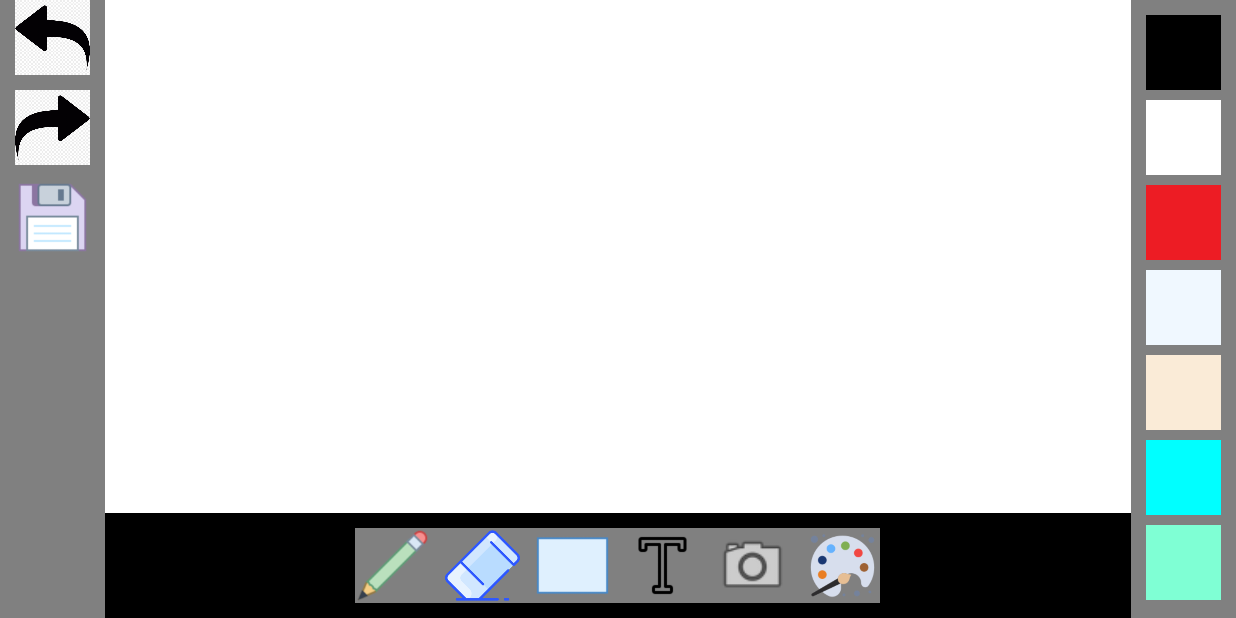
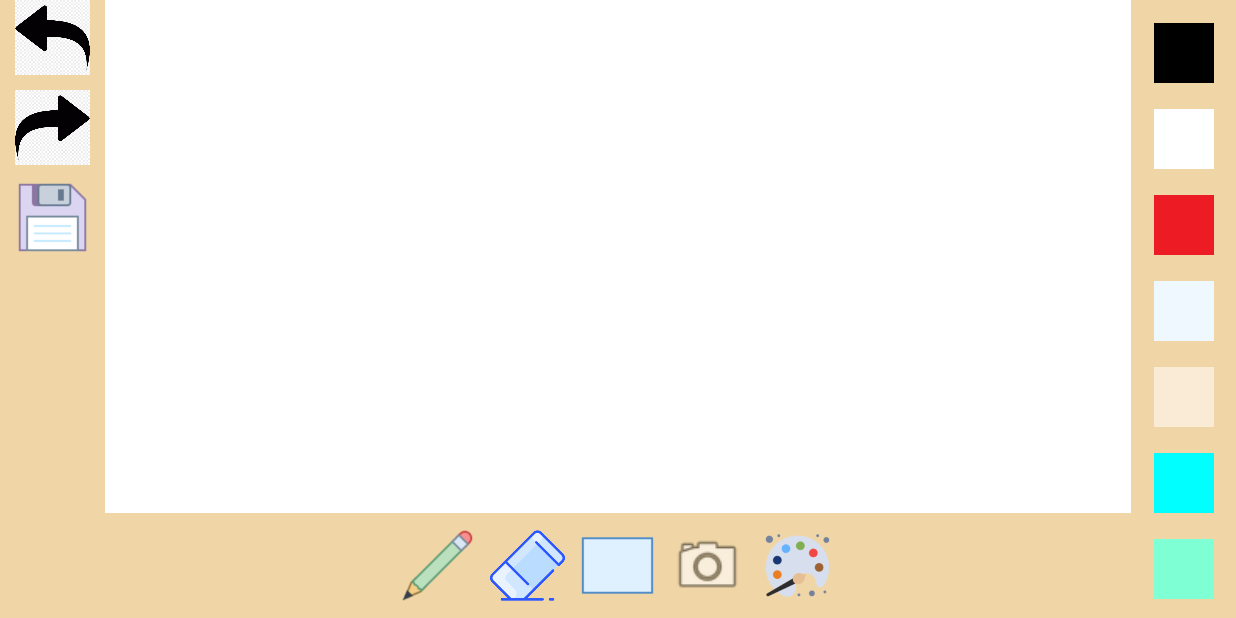
Before and after one commit to DevCoop-code/Android_DrawingBoard, an Android app: the screen it shows after launch (PaintActivity), on a phone screen of 824 x 412 dp (held sideways). Run offline under Robolectric (Android 15) with nearby library versions, the phone set to English and light mode, and no system bars.

Commit message:
refactor: Change the Whole UI Color and Size

```diff
--- a/app/src/main/res/layout/painting_main.xml
+++ b/app/src/main/res/layout/painting_main.xml
@@ -2,7 +2,7 @@
 <androidx.constraintlayout.widget.ConstraintLayout xmlns:android="http://schemas.android.com/apk/res/android"
     android:layout_width="match_parent"
     android:layout_height="match_parent"
-    android:background="@color/black">
+    android:background="@color/pallette">
 
     <LinearLayout
         android:layout_width="match_parent"
@@ -14,7 +14,7 @@
             android:layout_width="70dp"
             android:layout_height="match_parent"
             android:orientation="vertical"
-            android:background="@color/gray">
+            android:background="@color/pallette">
             <ImageButton
                 android:id="@+id/undo_btn"
                 android:layout_width="50dp"
@@ -65,7 +65,7 @@
                 android:layout_gravity="center"
                 android:orientation="horizontal"
                 android:layout_margin="10dp"
-                android:background="@color/gray">
+                android:background="@color/pallette">
                 <ImageButton
                     android:id="@+id/pencilTool_btn"
                     android:layout_width="50dp"
@@ -94,14 +94,6 @@
                     android:onClick="changeTool"
                     android:tag="rectangle"/>
                 <ImageButton
-                    android:id="@+id/textTool_btn"
-                    android:layout_width="50dp"
-                    android:layout_height="50dp"
-                    android:background="@drawable/icons_text"
-                    android:padding="10dp"
-                    android:layout_marginRight="10dp"
-                    android:onClick="changeTool"/>
-                <ImageButton
                     android:id="@+id/photoTool_btn"
                     android:layout_width="50dp"
                     android:layout_height="50dp"
@@ -122,7 +114,7 @@
         <LinearLayout
             android:layout_width="70dp"
             android:layout_height="match_parent"
-            android:background="@color/gray"
+            android:background="@color/pallette"
             android:padding="10dp"
             android:orientation="vertical">
             <androidx.recyclerview.widget.RecyclerView
--- a/app/src/main/res/layout/paintingtool_element_view.xml
+++ b/app/src/main/res/layout/paintingtool_element_view.xml
@@ -1,7 +1,8 @@
 <?xml version="1.0" encoding="utf-8"?>
 <ImageButton xmlns:android="http://schemas.android.com/apk/res/android"
     android:id="@+id/painting_item_btn"
-    android:layout_width="50dp"
-    android:layout_height="50dp"
+    android:layout_width="40dp"
+    android:layout_height="40dp"
     android:background="@color/white"
+    android:layout_margin="5dp"
     android:gravity="center" />
--- a/app/src/main/res/values/colors.xml
+++ b/app/src/main/res/values/colors.xml
@@ -8,4 +8,5 @@
     <color name="black">#FF000000</color>
     <color name="white">#FFFFFFFF</color>
     <color name="gray">#FF808080</color>
+    <color name="pallette">#FFF0D6A6</color>
 </resources>
```
